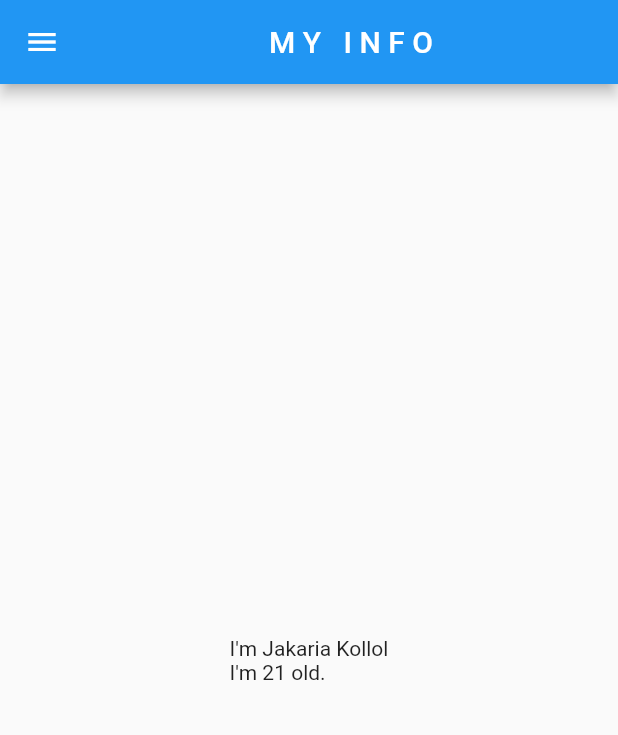
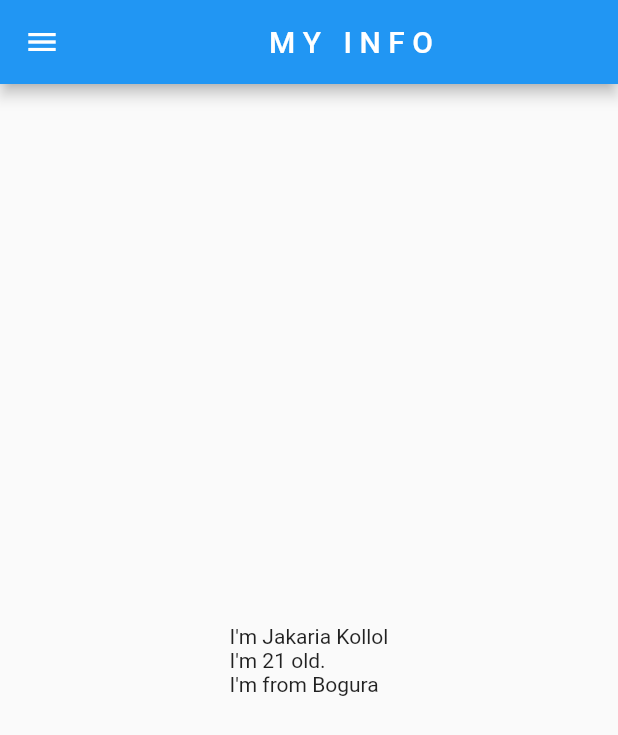
Before and after one commit to kollol1184/first_project, a Flutter app: the screen it shows after launch, on a phone screen of 412 x 824 dp. Shown: the top 735 px of the screen. Run offline on Flutter 3.47's test engine with Material 2 defaults, Android fonts, the phone set to English and light mode, and no system bars.

Commit message:
day 3 completed

```diff
--- a/lib/main.dart
+++ b/lib/main.dart
@@ -1,19 +1,24 @@
-
+import 'package:first_project/pages/login_page.dart';
+import 'package:flutter/material.dart';
 import 'package:first_project/pages/homepage.dart';
 
-import 'package:flutter/material.dart';
-
-void main() => runApp(MyApp());
+void main() {
+  runApp(MyApp());
+}
 
 class MyApp extends StatelessWidget {
-  const MyApp({super.key});
-
+  // This widget is the root of your application.
   @override
   Widget build(BuildContext context) {
-    return Homepage();
-
-    /*Container(
-      child: Text('Eleven'),
-    );*/
+    return MaterialApp(
+      themeMode: ThemeMode.light,
+      theme: ThemeData(
+        brightness: Brightness.dark,
+      ),
+      routes: {
+        "/": (context) => Homepage(),
+        "/login": (context) => LoginPage()
+      },
+    );
   }
 }
--- a/lib/pages/homepage.dart
+++ b/lib/pages/homepage.dart
@@ -14,7 +14,7 @@ class Homepage extends StatelessWidget {
         ),
         body: Center(
           child: Container(
-            child: Text('I\'m ${name}\nI\'m $days old.'),
+            child: Text('I\'m ${name}\nI\'m $days old.\nI\'m from Bogura'),
           ),
         ),
         drawer: Drawer(),
```
Also changed, not shown: lib/pages/login_page.dart (added, +12 -0 lines), 1 other file.
